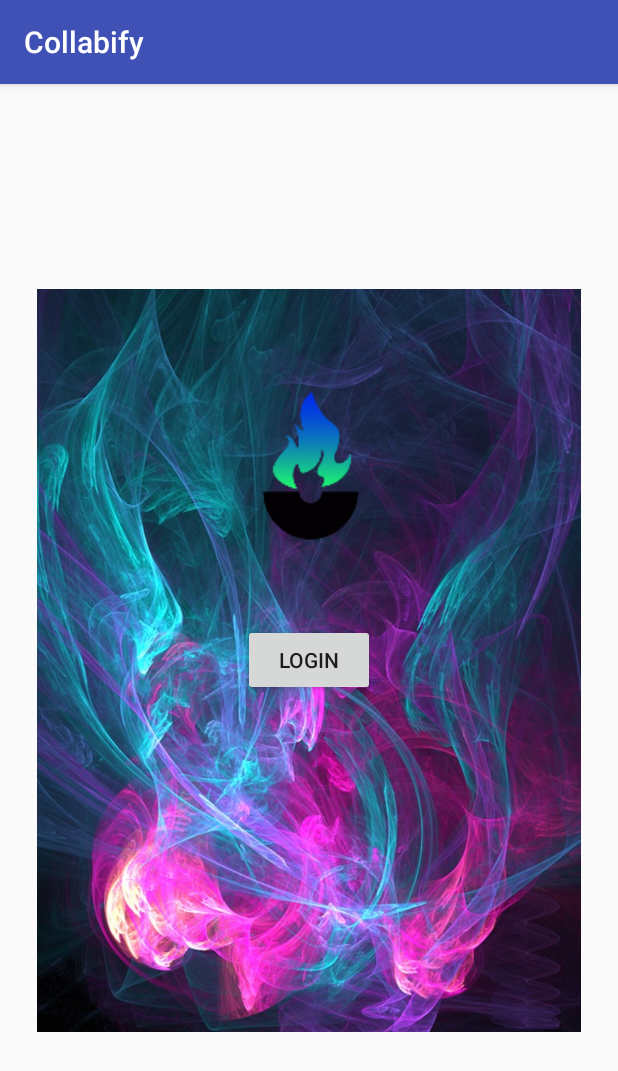
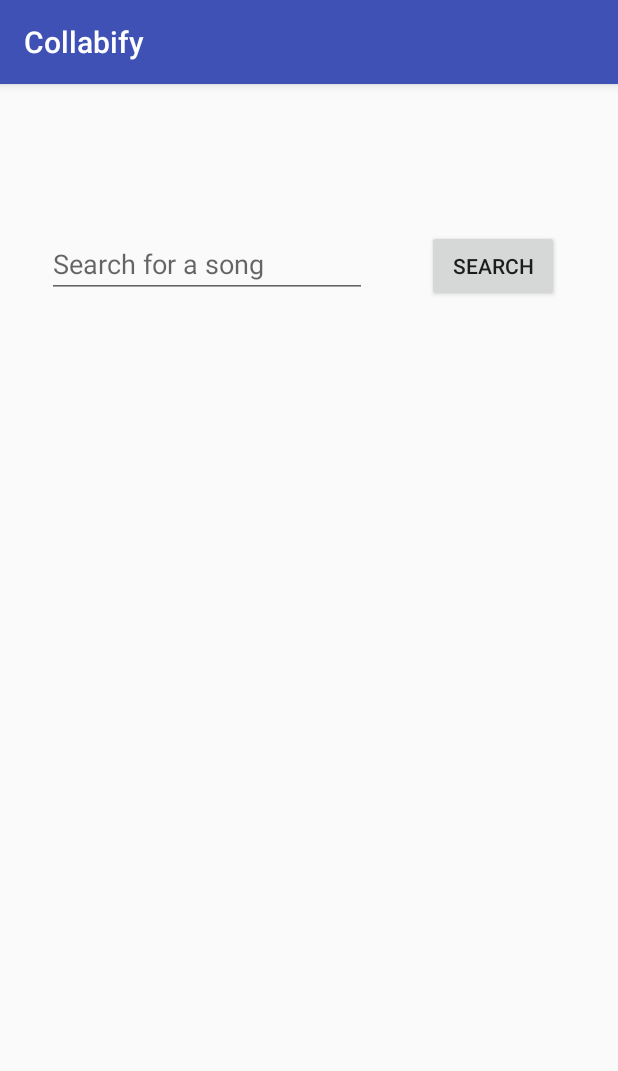
Before and after one commit to tymoorej/Collabify, an Android app: the screen it shows after launch (MainActivity before the commit, SearchActivity after it), on a phone screen of 412 x 824 dp. Shown: the top 1071 px of the screen. Run offline under Robolectric (Android 15) with nearby library versions, the phone set to English and light mode, and no system bars; libraries missing offline, so code that uses them is left out: kaaes.spotify.webapi.

Commit message:
tryna search

```diff
--- a/app/src/main/java/com/collabify/collabify/CustomAdapter.java
+++ b/app/src/main/java/com/collabify/collabify/CustomAdapter.java
@@ -75,7 +75,7 @@ public class CustomAdapter extends RecyclerView.Adapter<CustomAdapter.CustomRecy
         private ImageButton up, down;
         public CustomRecyclerViewHolder(View itemView) {
             super(itemView);
-            title = (TextView)itemView.findViewById(R.id.listTitle);
+            title = (TextView)itemView.findViewById(R.id.trackTitle);
             artist = (TextView)itemView.findViewById(R.id.listDescription);
             artwork = (ImageView)itemView.findViewById(R.id.listImage);
             votes = (TextView)itemView.findViewById(R.id.votes);
--- a/app/src/main/java/com/collabify/collabify/CustomRecyclerViewHolder.java
+++ b/app/src/main/java/com/collabify/collabify/CustomRecyclerViewHolder.java
@@ -17,7 +17,7 @@ public class CustomRecyclerViewHolder extends ViewHolder {
     private ImageButton up, down;
     public CustomRecyclerViewHolder(View itemView) {
         super(itemView);
-        title = (TextView)itemView.findViewById(R.id.listTitle);
+        title = (TextView)itemView.findViewById(R.id.trackTitle);
         artist = (TextView)itemView.findViewById(R.id.listDescription);
         artwork = (ImageView)itemView.findViewById(R.id.listImage);
         votes = (TextView)itemView.findViewById(R.id.votes);
--- /dev/null
+++ b/app/src/main/java/com/collabify/collabify/CustomTrackAdapter.java
@@ -0,0 +1,54 @@
+package com.collabify.collabify;
+
+import android.content.Context;
+import android.support.v7.widget.RecyclerView;
+import android.view.LayoutInflater;
+import android.view.View;
+import android.view.ViewGroup;
+import android.widget.TextView;
+
+import java.util.List;
+
+/**
+ * Created by gillianpierce on 2017-11-19.
+ */
+
+public class CustomTrackAdapter extends RecyclerView.Adapter<CustomTrackAdapter.CustomRecyclerViewHolder>{
+    List<RecyclerViewClass> mItems;
+    Context mContext;
+
+    public CustomTrackAdapter(Context context, List<RecyclerViewClass> items){
+        mContext = context;
+        mItems = items;
+    }
+
+    @Override
+    public CustomTrackAdapter.CustomRecyclerViewHolder onCreateViewHolder(ViewGroup parent, int viewType) {
+        // create a new view
+        View v = LayoutInflater.from(mContext)
+                .inflate(R.layout.layout2, parent, false);
+        //set the margin if any, will be discussed in next blog
+        return new CustomTrackAdapter.CustomRecyclerViewHolder(v);
+    }
+
+    @Override
+    public void onBindViewHolder(CustomTrackAdapter.CustomRecyclerViewHolder holder, int position) {
+        holder.title.setText(mItems.get(position).getTitle());
+        holder.artist.setText(mItems.get(position).getArtist());
+    }
+
+    @Override
+    public int getItemCount() {
+        return 0;
+    }
+
+    public class CustomRecyclerViewHolder extends RecyclerView.ViewHolder {
+        private TextView title, artist;
+
+        public CustomRecyclerViewHolder(View itemView) {
+            super(itemView);
+            title = (TextView)itemView.findViewById(R.id.trackTitle);
+            artist = (TextView)itemView.findViewById(R.id.listDescription);
+
+        }
+}}
--- /dev/null
+++ b/app/src/main/java/com/collabify/collabify/SearchActivity.java
@@ -0,0 +1,66 @@
+package com.collabify.collabify;
+
+import android.support.v7.app.AppCompatActivity;
+import android.os.Bundle;
+import android.support.v7.widget.DefaultItemAnimator;
+import android.support.v7.widget.LinearLayoutManager;
+import android.support.v7.widget.RecyclerView;
+import android.view.View;
+import android.widget.Button;
+import android.widget.EditText;
+
+import java.util.ArrayList;
+import java.util.List;
+
+import kaaes.spotify.webapi.android.models.Track;
+
+public class SearchActivity extends AppCompatActivity {
+    private RecyclerView mRecyclerView;
+    private CustomTrackAdapter mAdapter;
+    private List<RecyclerViewClass> mItems;
+    private RecyclerView.LayoutManager mLayoutManager;
+    private Button search;
+    private EditText searchText;
+    private List<Track> tracks;
+
+    @Override
+    protected void onCreate(Bundle savedInstanceState) {
+        super.onCreate(savedInstanceState);
+        setContentView(R.layout.activity_search);
+        search = (Button)findViewById(R.id.searchButton);
+        searchText = (EditText)findViewById(R.id.searchText);
+        mRecyclerView = (RecyclerView)findViewById(R.id.recyclerView2);
+        // use this setting to improve performance if you know that changes
+        // in content do not change the layout size of the RecyclerView
+        mRecyclerView.setHasFixedSize(true);
+        // use a linear layout manager
+        mLayoutManager = new LinearLayoutManager(this);
+        mRecyclerView.setLayoutManager(mLayoutManager);
+        mRecyclerView.setItemAnimator(new DefaultItemAnimator());
+        mItems = new ArrayList<>();
+        //adding test items to the list
+        mAdapter = new CustomTrackAdapter(this, mItems);
+        mRecyclerView.setAdapter(mAdapter);
+
+        search.setOnClickListener(new View.OnClickListener() {
+            @Override
+            public void onClick(View view) {
+                String trackToSearch = searchText.getText().toString();
+                Network network = new Network();
+                network.execute(null, trackToSearch);
+                getResults(network);
+            }
+        });
+
+    }
+
+    public Void getResults(Network network){
+        tracks = network.getSongs();
+
+        for(Track t: tracks){
+            mItems.add(new RecyclerViewClass(t.name, t.artists.get(0).toString(), 0, t.uri));
+        }
+        mAdapter.notifyDataSetChanged();
+        return null;
+    }
+}
--- /dev/null
+++ b/app/src/main/res/layout/activity_search.xml
@@ -0,0 +1,47 @@
+<?xml version="1.0" encoding="utf-8"?>
+<android.support.constraint.ConstraintLayout xmlns:android="http://schemas.android.com/apk/res/android"
+    xmlns:app="http://schemas.android.com/apk/res-auto"
+    xmlns:tools="http://schemas.android.com/tools"
+    android:layout_width="match_parent"
+    android:layout_height="match_parent"
+    tools:context="com.collabify.collabify.SearchActivity">
+
+    <android.support.v7.widget.RecyclerView
+        android:id="@+id/recyclerView2"
+        android:layout_width="373dp"
+        android:layout_height="280dp"
+        android:layout_marginBottom="8dp"
+        android:layout_marginEnd="8dp"
+        android:layout_marginStart="8dp"
+        app:layout_constraintBottom_toBottomOf="parent"
+        app:layout_constraintEnd_toEndOf="parent"
+        app:layout_constraintStart_toStartOf="parent"
+        app:layout_constraintTop_toTopOf="parent" />
+
+    <EditText
+        android:id="@+id/searchText"
+        android:layout_width="wrap_content"
+        android:layout_height="wrap_content"
+        android:layout_marginBottom="8dp"
+        android:layout_marginEnd="8dp"
+        android:layout_marginTop="8dp"
+        android:ems="10"
+        android:hint="Search for a song"
+        android:inputType="text|textPersonName"
+        app:layout_constraintBottom_toTopOf="@+id/recyclerView2"
+        app:layout_constraintEnd_toStartOf="@+id/searchButton"
+        app:layout_constraintHorizontal_bias="0.5"
+        app:layout_constraintStart_toStartOf="parent"
+        app:layout_constraintTop_toTopOf="parent" />
+
+    <Button
+        android:id="@+id/searchButton"
+        android:layout_width="wrap_content"
+        android:layout_height="wrap_content"
+        android:layout_marginEnd="8dp"
+        android:text="Search"
+        app:layout_constraintBaseline_toBaselineOf="@+id/searchText"
+        app:layout_constraintEnd_toEndOf="parent"
+        app:layout_constraintHorizontal_bias="0.5"
+        app:layout_constraintStart_toEndOf="@+id/searchText" />
+</android.support.constraint.ConstraintLayout>
--- a/app/src/main/res/layout/layout.xml
+++ b/app/src/main/res/layout/layout.xml
@@ -15,7 +15,7 @@
         android:background="#ffcccccc" />
 
     <TextView
-        android:id="@+id/listTitle"
+        android:id="@+id/trackTitle"
         android:layout_width="wrap_content"
         android:layout_height="wrap_content"
         android:layout_alignTop="@+id/listImage"
@@ -28,7 +28,7 @@
         android:id="@+id/listDescription"
         android:layout_width="wrap_content"
         android:layout_height="wrap_content"
-        android:layout_below="@+id/listTitle"
+        android:layout_below="@+id/trackTitle"
         android:layout_marginTop="5dp"
         android:layout_toRightOf="@+id/listImage"
         android:maxLines="4"
@@ -40,7 +40,7 @@
         android:layout_width="wrap_content"
         android:layout_height="wrap_content"
         android:layout_alignParentEnd="true"
-        android:layout_alignTop="@+id/listTitle"
+        android:layout_alignTop="@+id/trackTitle"
         android:layout_marginEnd="17dp"
         app:srcCompat="@android:drawable/arrow_up_float" />
 
```
Also changed, not shown: app/src/main/AndroidManifest.xml (+6 -1 lines), app/src/main/res/layout/layout2.xml (added, +31 -0 lines).
